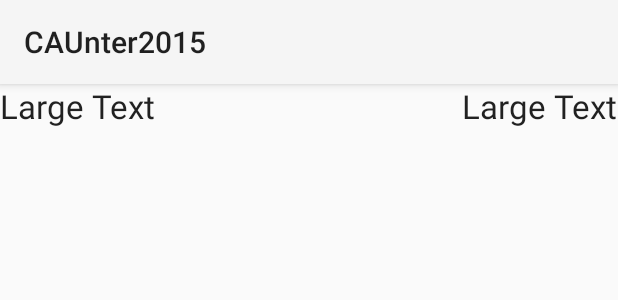
After one commit to Nerrtica/CAUnter2015, an Android app: the layout deal_settle_row_layout.xml on its own in the app's theme, with its tools: preview values and no code run, on a phone screen of 412 x 824 dp. The commit adds this screen. Shown: the top 300 px of the screen. Run offline under Robolectric (Android 15) with nearby library versions, the phone set to English and light mode, and no system bars.

Commit message:
add settlement layout

```diff
--- a/app/src/main/AndroidManifest.xml
+++ b/app/src/main/AndroidManifest.xml
@@ -28,6 +28,10 @@
             android:name=".eventsetupactivity.EventCreationDialog"
             android:label="@string/title_activity_event_creation_dialog" >
         </activity>
+        <activity
+            android:name=".dealActivity.SettleActivity"
+            android:label="@string/title_activity_settle" >
+        </activity>
     </application>
 
 </manifest>
--- /dev/null
+++ b/app/src/main/res/layout/deal_settle_row_layout.xml
@@ -0,0 +1,28 @@
+<?xml version="1.0" encoding="utf-8"?>
+<RelativeLayout xmlns:android="http://schemas.android.com/apk/res/android"
+    android:orientation="horizontal" android:layout_width="match_parent"
+    android:layout_height="match_parent"
+    >
+
+    <TextView
+        android:layout_width="wrap_content"
+        android:layout_height="wrap_content"
+        android:textAppearance="?android:attr/textAppearanceLarge"
+        android:text="Large Text"
+        android:id="@+id/itemNameText"
+        android:layout_gravity="right"
+        android:layout_marginLeft="0dp"
+        android:layout_alignParentTop="true"
+        android:layout_alignParentStart="true" />
+
+    <TextView
+        android:layout_width="wrap_content"
+        android:layout_height="wrap_content"
+        android:textAppearance="?android:attr/textAppearanceLarge"
+        android:text="Large Text"
+        android:id="@+id/itemAmountText"
+        android:layout_marginLeft="207dp"
+        android:layout_alignParentTop="true"
+        android:layout_alignParentEnd="true" />
+
+</RelativeLayout>
--- /dev/null
+++ b/app/src/main/res/menu/menu_settle.xml
@@ -0,0 +1,6 @@
+<menu xmlns:android="http://schemas.android.com/apk/res/android"
+    xmlns:tools="http://schemas.android.com/tools"
+    tools:context="kr.ac.cau.cse.caunter2015.dealActivity.SettleActivity">
+    <item android:id="@+id/action_settings" android:title="@string/action_settings"
+        android:orderInCategory="100" android:showAsAction="never" />
+</menu>
--- a/app/src/main/res/values/strings.xml
+++ b/app/src/main/res/values/strings.xml
@@ -7,4 +7,5 @@
     <string name="title_activity_deal">DealActivity</string>
     <string name="title_activity_event_creation_dialog">EventCreationDialog</string>
     <string name="search">Search</string>
+    <string name="title_activity_settle">SettleActivity</string>
 </resources>
```
Also changed, not shown: app/src/main/java/kr/ac/cau/cse/caunter2015/dealActivity/DealActivity.java (+13 -0 lines), app/src/main/java/kr/ac/cau/cse/caunter2015/dealActivity/SettleActivity.java (added, +39 -0 lines), app/src/main/java/kr/ac/cau/cse/caunter2015/dealActivity/SettleAdapter.java (added, +61 -0 lines), app/src/main/res/layout/activity_settle.xml (added, +36 -0 lines).
